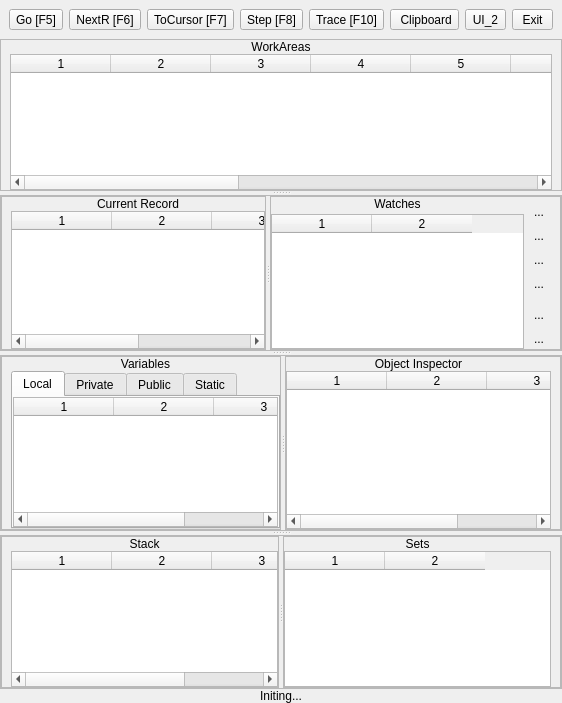
Before: the Qt Designer form hbide/debugger.ui in FiveTechSoft/qtcontribs, drawn with Qt 5.
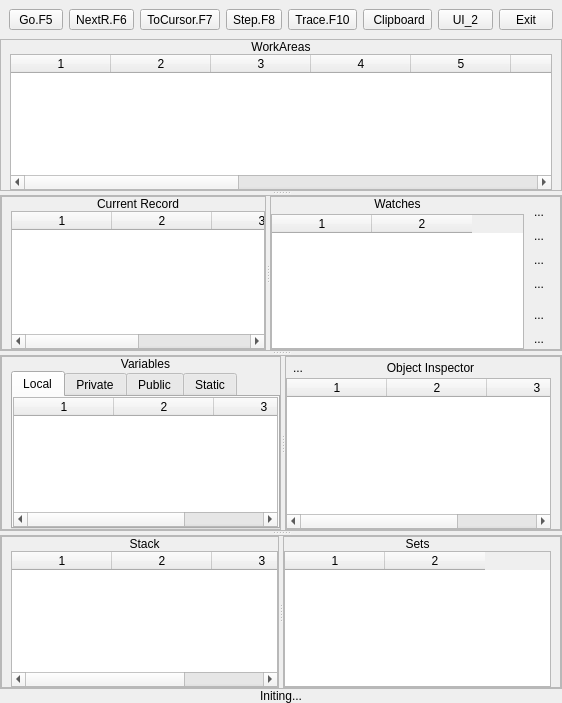
After: the same form once the commit is applied. Icons and pictures are not drawn.

The edit to the form file:
```diff
--- a/hbide/debugger.ui
+++ b/hbide/debugger.ui
@@ -56,7 +56,7 @@
          </sizepolicy>
         </property>
         <property name="text">
-         <string>Go [F5]</string>
+         <string>Go.F5</string>
         </property>
        </widget>
       </item>
@@ -69,7 +69,7 @@
          </sizepolicy>
         </property>
         <property name="text">
-         <string>NextR [F6]</string>
+         <string>NextR.F6</string>
         </property>
        </widget>
       </item>
@@ -82,7 +82,7 @@
          </sizepolicy>
         </property>
         <property name="text">
-         <string>ToCursor [F7]</string>
+         <string>ToCursor.F7</string>
         </property>
        </widget>
       </item>
@@ -95,7 +95,7 @@
          </sizepolicy>
         </property>
         <property name="text">
-         <string>Step [F8]</string>
+         <string>Step.F8</string>
         </property>
        </widget>
       </item>
@@ -108,7 +108,7 @@
          </sizepolicy>
         </property>
         <property name="text">
-         <string>Trace [F10]</string>
+         <string>Trace.F10</string>
         </property>
        </widget>
       </item>
@@ -712,6 +712,23 @@
              <property name="topMargin">
               <number>0</number>
              </property>
+             <item>
+              <widget class="QToolButton" name="btnObjBack">
+               <property name="toolTip">
+                <string>Inspect Object One Level Up</string>
+               </property>
+               <property name="text">
+                <string>...</string>
+               </property>
+               <property name="icon">
+                <iconset resource="hbide.qrc">
+                 <normaloff>:/resources/dc_left.png</normaloff>:/resources/dc_left.png</iconset>
+               </property>
+               <property name="autoRaise">
+                <bool>true</bool>
+               </property>
+              </widget>
+             </item>
              <item>
               <widget class="QLabel" name="labelObjectInspector">
                <property name="text">
```
